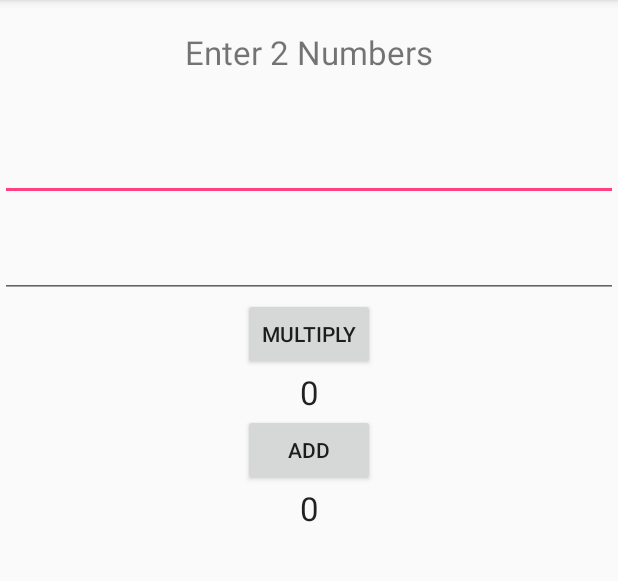
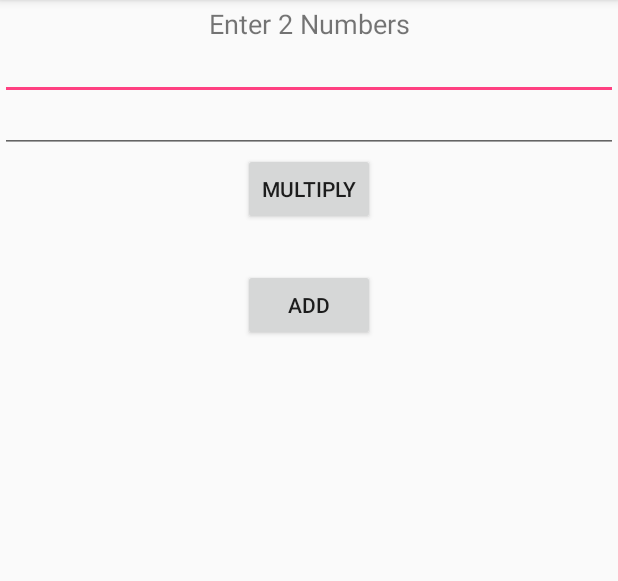
Before and after one commit to kokamot1/KenjiOkamotoStaticFragments, an Android app: the screen it shows after launch (MainActivity), on a phone screen of 412 x 824 dp, the part 84-665 px from its top. Run offline under Robolectric (Android 15) with nearby library versions, the phone set to English and light mode, and no system bars.

Commit message:
UI tweaks

```diff
--- a/app/src/main/res/layout/fragment_data_display.xml
+++ b/app/src/main/res/layout/fragment_data_display.xml
@@ -9,7 +9,6 @@
         android:layout_width="fill_parent"
         android:layout_height="wrap_content"
         android:textAppearance="?android:attr/textAppearanceLarge"
-        android:text="0"
         android:textAlignment="center"
         android:id="@+id/product"/>
 
--- a/app/src/main/res/layout/fragment_data_entry.xml
+++ b/app/src/main/res/layout/fragment_data_entry.xml
@@ -11,9 +11,9 @@
         android:layout_width="match_parent"
         android:layout_height="wrap_content"
         android:text="@string/prompt_message"
-        android:padding="20dp"
+        android:padding="3dp"
         android:textAlignment="center"
-        android:textSize="@dimen/abc_text_size_large_material" />
+        android:textSize="18dp" />
 
     <EditText
         android:layout_width="match_parent"
@@ -21,7 +21,7 @@
         android:id="@+id/editText1"
         android:layout_weight="1"
         android:inputType="numberSigned|numberDecimal"
-        android:padding="20dp" />
+        android:padding="5dp" />
 
     <EditText
         android:layout_width="match_parent"
@@ -29,7 +29,7 @@
         android:id="@+id/editText2"
         android:layout_weight="1"
         android:inputType="numberSigned|numberDecimal"
-        android:padding="20dp" />
+        android:padding="5dp" />
 
     <Button
         android:layout_width="wrap_content"
--- a/app/src/main/res/layout/fragment_display_sum.xml
+++ b/app/src/main/res/layout/fragment_display_sum.xml
@@ -8,7 +8,6 @@
         android:layout_width="match_parent"
         android:layout_height="match_parent"
         android:textAppearance="?android:attr/textAppearanceLarge"
-        android:text="0"
         android:textAlignment="center"
         android:id="@+id/sum_text" />
 
```
